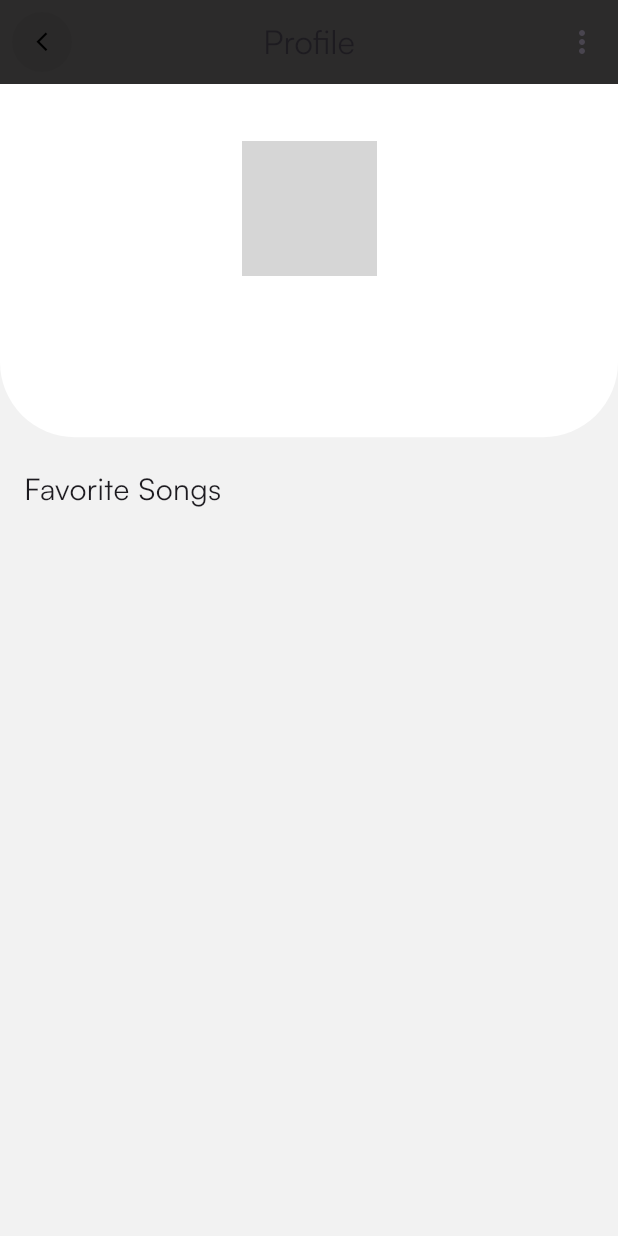
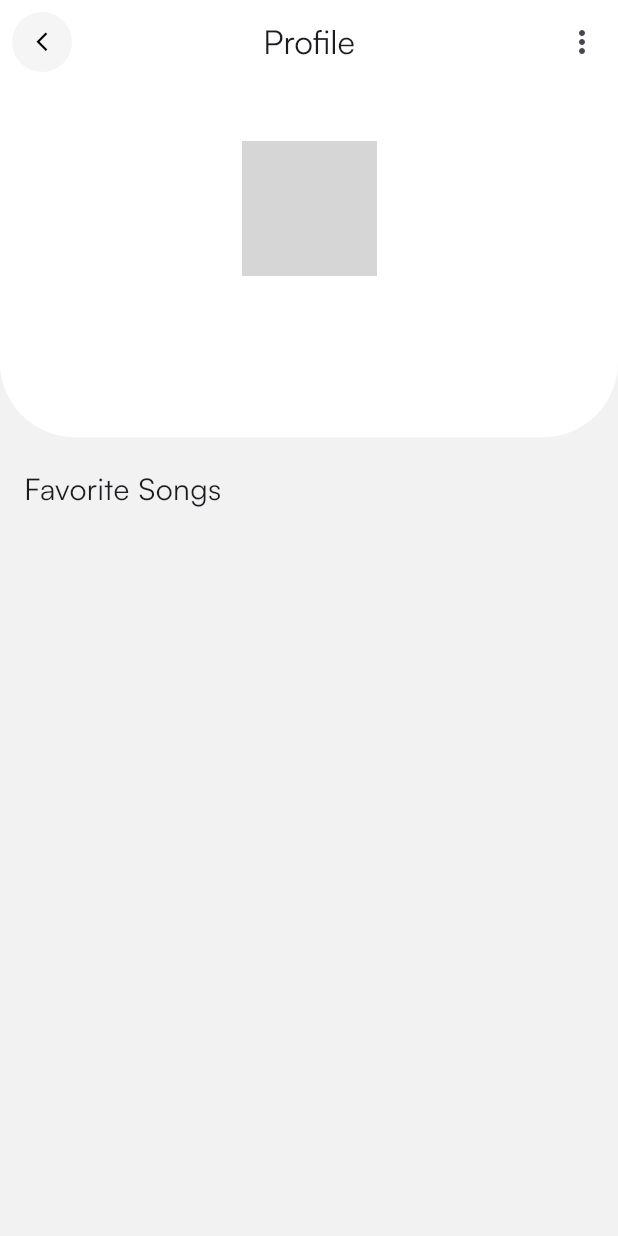
Before and after one commit to tnt-exe/spotify, a Flutter app: the ProfilePage screen opened directly, on a phone screen of 412 x 824 dp. Run offline on Flutter 3.47's test engine with Material 3 defaults, Android fonts, the phone set to English and light mode, and no system bars; our stand-ins replace cloud_firestore, dartz, firebase_auth, firebase_core, flutter_bloc, flutter_svg and 3 more; accounts and stored records are empty; network calls fail; grey boxes are pictures that could not be loaded.

Commit message:
ui: adjust light theme

```diff
--- a/lib/presentation/profile/pages/profile.dart
+++ b/lib/presentation/profile/pages/profile.dart
@@ -49,7 +49,8 @@ class ProfilePage extends StatelessWidget {
             ),
           ],
         ),
-        backgroundColor: const Color(0xff2C2B2B),
+        backgroundColor:
+            context.isDarkMode ? const Color(0xff2C2B2B) : Colors.white,
         title: const Text(
           "Profile",
         ),
```
Also changed, not shown: lib/presentation/home/widgets/news_songs.dart (+4 -4 lines).
